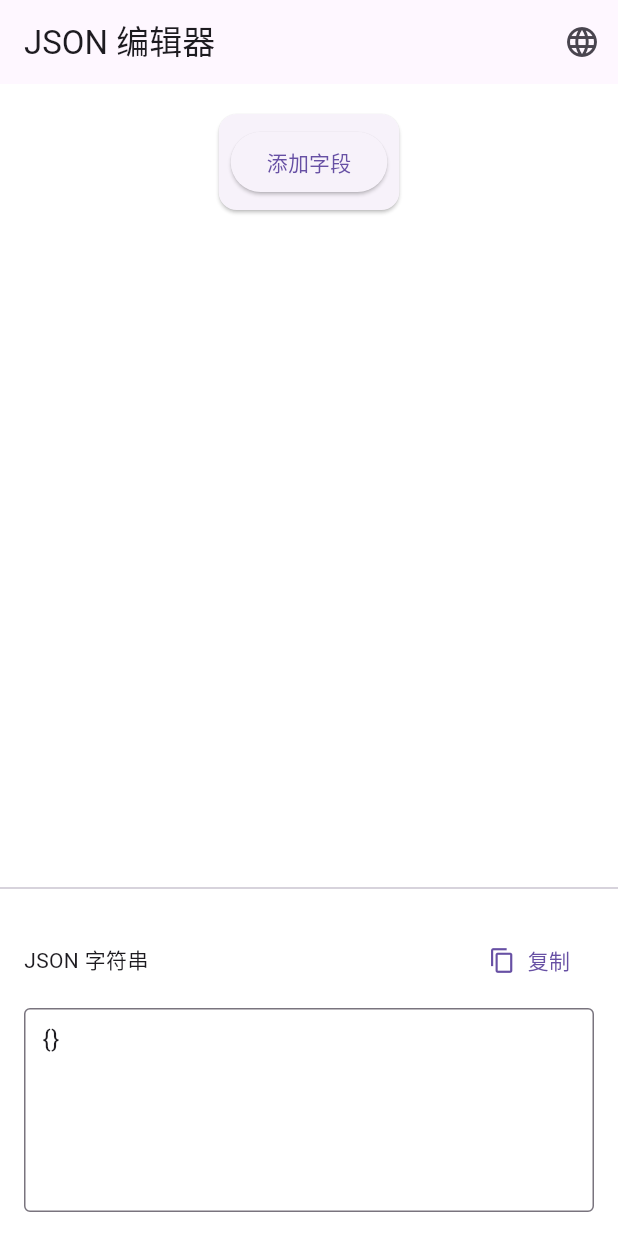
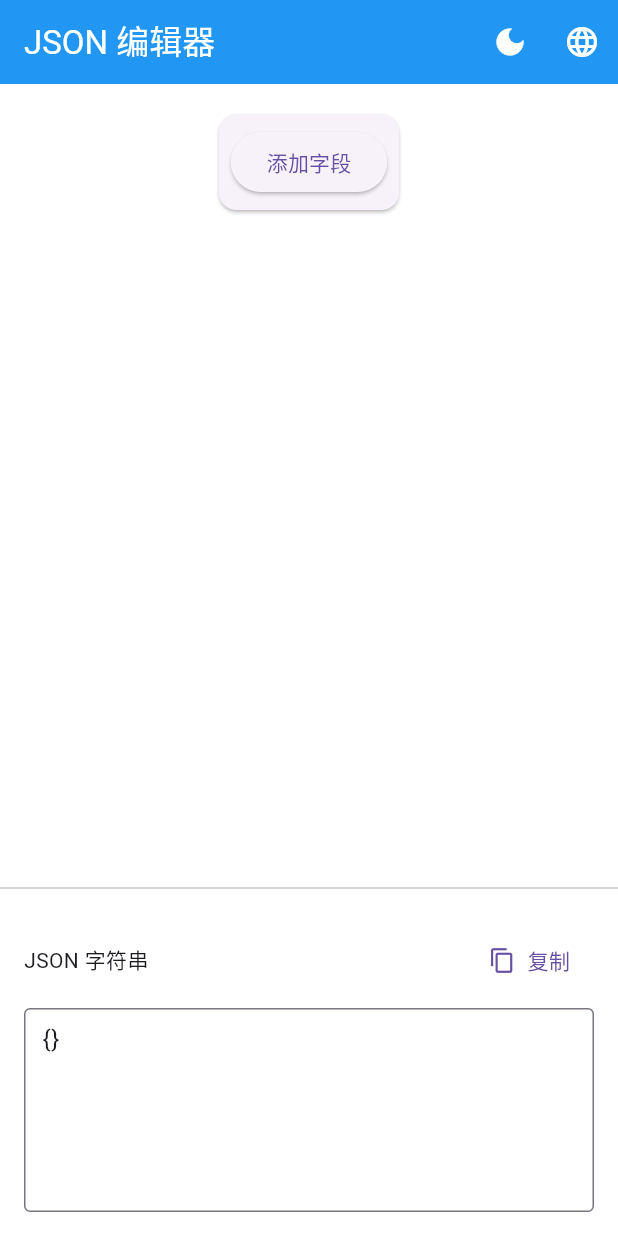
Before and after one commit to mikehunt997/jsoneditor, a Flutter app: the screen it shows after launch, on a phone screen of 412 x 824 dp. Run offline on Flutter 3.47's test engine with Material 3 defaults, Android fonts, the phone set to English and light mode, and no system bars; our stand-ins replace flutter_screenutil, flutter_svg; generated files the repository leaves out were written again; Roboto replaces fonts that are missing (SF Pro Display).

Commit message:
Add dark mode support to the app

```diff
--- a/lib/main.dart
+++ b/lib/main.dart
@@ -27,10 +27,17 @@ class MyApp extends StatefulWidget {
 
 class _MyAppState extends State<MyApp> {
   Locale _locale = const Locale('zh');
+  bool _isDarkMode = false;
 
   void setLocale(Locale locale) {
     setState(() {
       _locale = locale;
+    });
+  }
+
+  void toggleTheme() {
+    setState(() {
+      _isDarkMode = !_isDarkMode;
     });
   }
 
@@ -43,7 +50,25 @@ class _MyAppState extends State<MyApp> {
         theme: ThemeData(
           fontFamily: 'SF Pro Display',
           scaffoldBackgroundColor: Colors.white,
+          brightness: Brightness.light,
+          appBarTheme: const AppBarTheme(
+            backgroundColor: Colors.blue,
+            foregroundColor: Colors.white,
+          ),
         ),
+        darkTheme: ThemeData(
+          fontFamily: 'SF Pro Display',
+          scaffoldBackgroundColor: Colors.grey[900],
+          brightness: Brightness.dark,
+          appBarTheme: AppBarTheme(
+            backgroundColor: Colors.grey[800],
+            foregroundColor: Colors.white,
+          ),
+          cardTheme: CardTheme(
+            color: Colors.grey[800],
+          ),
+        ),
+        themeMode: _isDarkMode ? ThemeMode.dark : ThemeMode.light,
         locale: _locale,
         localizationsDelegates: const [
           AppLocalizations.delegate,
@@ -55,6 +80,8 @@ class _MyAppState extends State<MyApp> {
         home: JsonEditorPage(
           onLocaleChange: setLocale,
           currentLocale: _locale,
+          isDarkMode: _isDarkMode,
+          onThemeToggle: toggleTheme,
         ),
       ),
     );
--- a/lib/pages/json_editor_page.dart
+++ b/lib/pages/json_editor_page.dart
@@ -3,13 +3,17 @@ import '../widgets/json_editor.dart';
 import 'package:flutter_gen/gen_l10n/app_localizations.dart';
 
 class JsonEditorPage extends StatefulWidget {
-  final Function(Locale) onLocaleChange; // 添加语言切换回调
+  final Function(Locale) onLocaleChange;
   final Locale currentLocale;
+  final bool isDarkMode; // 添加主题状态
+  final VoidCallback onThemeToggle; // 添加主题切换回调
 
   const JsonEditorPage({
     Key? key,
     required this.onLocaleChange,
     required this.currentLocale,
+    required this.isDarkMode,
+    required this.onThemeToggle,
   }) : super(key: key);
 
   @override
@@ -33,7 +37,17 @@ class _JsonEditorPageState extends State<JsonEditorPage> {
       appBar: AppBar(
         title: Text(l10n.jsonEditor),
         actions: [
-          // 添加语言切换按钮
+          // 添加主题切换按钮
+          IconButton(
+            icon: Icon(
+              widget.isDarkMode ? Icons.light_mode : Icons.dark_mode,
+            ),
+            onPressed: widget.onThemeToggle,
+            tooltip: widget.isDarkMode
+                ? 'Switch to Light Mode'
+                : 'Switch to Dark Mode',
+          ),
+          // 语言切换按钮
           PopupMenuButton<String>(
             icon: const Icon(Icons.language),
             onSelected: (String value) {
```
